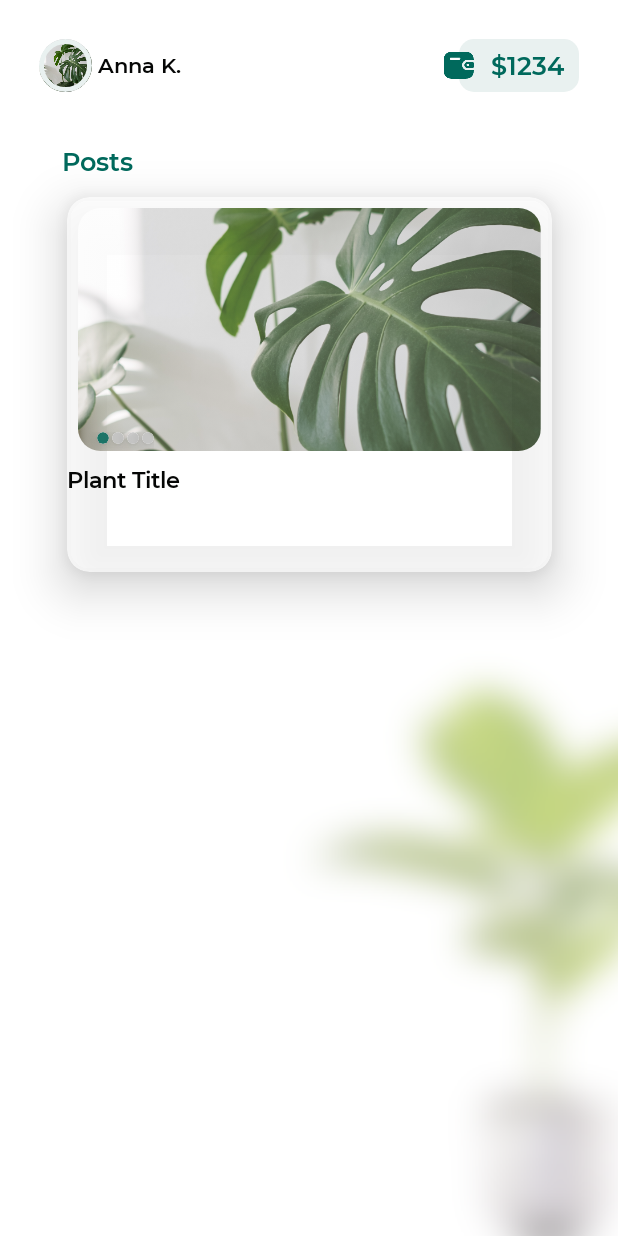
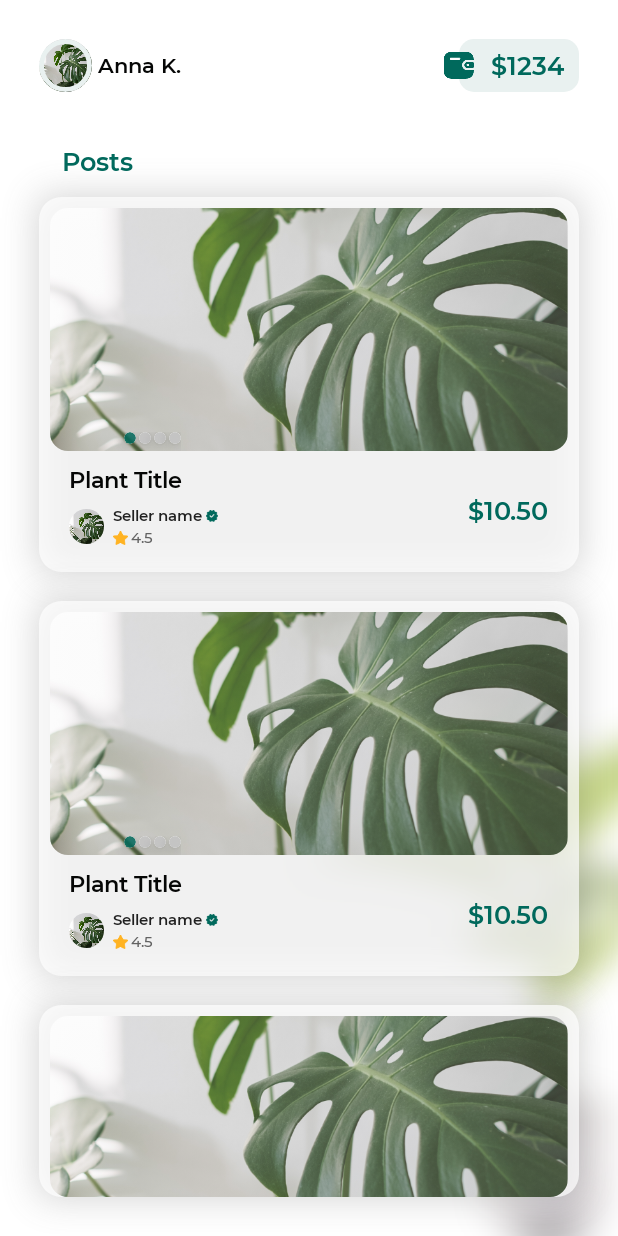
Before and after one commit to LilCurly/ComposePlants, an Android app built with Jetpack Compose: the ComposeWallScreen screen opened through its navigation route, on a phone screen of 412 x 824 dp. Run offline under Robolectric (Android 15) with nearby library versions, the phone set to English and light mode, and no system bars; our stand-ins replace Dagger/Hilt's generated code, accompanist; Roboto replaces fonts that are not available here.

Commit message:
Screen Wall

```diff
--- a/app/src/main/java/com/example/soplant/presentation/theme/Shape.kt
+++ b/app/src/main/java/com/example/soplant/presentation/theme/Shape.kt
@@ -6,6 +6,6 @@ import androidx.compose.ui.unit.dp
 
 val Shapes = Shapes(
     small = RoundedCornerShape(10.dp),
-    medium = RoundedCornerShape(15.dp),
+    medium = RoundedCornerShape(12.dp),
     large = RoundedCornerShape(15.dp)
 )
--- a/app/src/main/java/com/example/soplant/presentation/ui/wall/WallScreen.kt
+++ b/app/src/main/java/com/example/soplant/presentation/ui/wall/WallScreen.kt
@@ -2,6 +2,7 @@ package com.example.soplant.presentation.ui.wall
 
 import android.graphics.Color
 import android.graphics.drawable.shapes.Shape
+import android.widget.Space
 import androidx.compose.foundation.BorderStroke
 import androidx.compose.foundation.Image
 import androidx.compose.foundation.background
@@ -9,6 +10,7 @@ import androidx.compose.foundation.border
 import androidx.compose.foundation.layout.*
 import androidx.compose.foundation.shape.CircleShape
 import androidx.compose.foundation.shape.RoundedCornerShape
+import androidx.compose.foundation.text.BasicText
 import androidx.compose.material.*
 import androidx.compose.runtime.*
 import androidx.compose.ui.Alignment
@@ -29,9 +31,13 @@ import androidx.compose.ui.focus.focusModifier
 import androidx.compose.ui.graphics.compositeOver
 import androidx.compose.ui.graphics.painter.Painter
 import androidx.compose.ui.layout.ContentScale
+import androidx.compose.ui.text.TextStyle
+import androidx.compose.ui.text.style.TextAlign
 import androidx.compose.ui.tooling.preview.Preview
+import androidx.compose.ui.unit.sp
 import com.example.soplant.domain.entities.Product
 import com.example.soplant.presentation.theme.*
+import com.example.soplant.presentation.ui.extensions.advancedShadow
 
 @Composable
 fun ComposeWallScreen(
@@ -63,6 +69,10 @@ fun ComposeWallScreen(
         Column(horizontalAlignment = Alignment.CenterHorizontally,
             modifier = Modifier.fillMaxSize()
         ) {
+            Products()
+            Spacer(modifier = Modifier.height(19.dp))
+            Products()
+            Spacer(modifier = Modifier.height(19.dp))
             Products()
         }
     }
@@ -151,9 +161,15 @@ fun Products()
 {
     Card(
         modifier = Modifier
-            .size(323.dp, 250.dp)
-            .shadow(elevation = 20.dp, shape = MaterialTheme.shapes.medium),
-        shape = MaterialTheme.shapes.medium,
+            .height(250.dp)
+            .fillMaxWidth()
+            .advancedShadow(
+                color = Grey,
+                alpha = 0.3f,
+                cornersRadius = 0.dp,
+                shadowBlurRadius = 20.dp
+            ),
+        shape = MaterialTheme.shapes.large,
         elevation = 0.dp,
         backgroundColor = WhiteTransparent
 
@@ -179,14 +195,31 @@ fun Products()
                 }
             }
 
-
             Spacer(modifier = Modifier.size(10.dp))
 
-            Row() {
-                Text(text = "Plant Title",
-                    style = MaterialTheme.typography.h2,
-                    color = MaterialTheme.colors.onSurface
-                )
+            Row(modifier = Modifier
+                .padding(20.dp, 0.dp)
+                .size(323.dp),
+                verticalAlignment = Alignment.Top,
+                horizontalArrangement = Arrangement.SpaceBetween
+            ) {
+                Column(
+
+                ) {
+                    Text(text = "Plant Title",
+                        style = MaterialTheme.typography.h2,
+                        color = MaterialTheme.colors.onSurface
+                    )
+                    Spacer(modifier = Modifier.size(8.dp))
+                    ProfileViewReviewsComposable()
+
+                }
+                Column(modifier = Modifier.padding(0.dp, 19.dp)) {
+                    Text(text = "$10.50",
+                        style = MaterialTheme.typography.h1,
+                        color = MaterialTheme.colors.primary
+                    )
+                }
             }
         }
     }
@@ -255,3 +288,48 @@ fun Dots()
         }
     }
 }
+
+
+@Composable
+fun ProfileViewReviewsComposable()
+{
+    Row(modifier = Modifier.height(27.dp)) {
+        Column(
+            verticalArrangement = Arrangement.Center,
+            horizontalAlignment = Alignment.CenterHorizontally,
+            modifier = Modifier.fillMaxHeight()
+        ) {
+            Image(painter = painterResource(R.drawable.splashscreen),
+                contentDescription = null,
+                contentScale = ContentScale.Crop,
+                modifier = Modifier
+                    .size(23.dp)
+                    .clip(CircleShape)
+            )
+        }
+        Spacer(modifier = Modifier.size(6.dp))
+        Column(modifier = Modifier.fillMaxHeight()) {
+            Row(verticalAlignment = Alignment.CenterVertically) {
+                Text(text = "Seller name", style = MaterialTheme.typography.h4)
+                Spacer(modifier = Modifier.size(2.dp))
+                Icon(painter = painterResource(id = R.drawable.icon_complete),
+                    contentDescription = null,
+                    tint = MaterialTheme.colors.primary,
+                    modifier = Modifier.size(8.dp)
+                )
+            }
+            Spacer(modifier = Modifier.height(2.dp))
+            Row(verticalAlignment = Alignment.CenterVertically) {
+                Image(painter = painterResource(id = R.drawable.star_yellow),
+                    contentDescription = null,
+                    modifier = Modifier.size(10.dp)
+                )
+                Spacer(modifier = Modifier.size(2.dp))
+                Text(text = "4.5",
+                    style = MaterialTheme.typography.caption,
+                    color = Grey
+                )
+            }
+        }
+    }
+}
```
